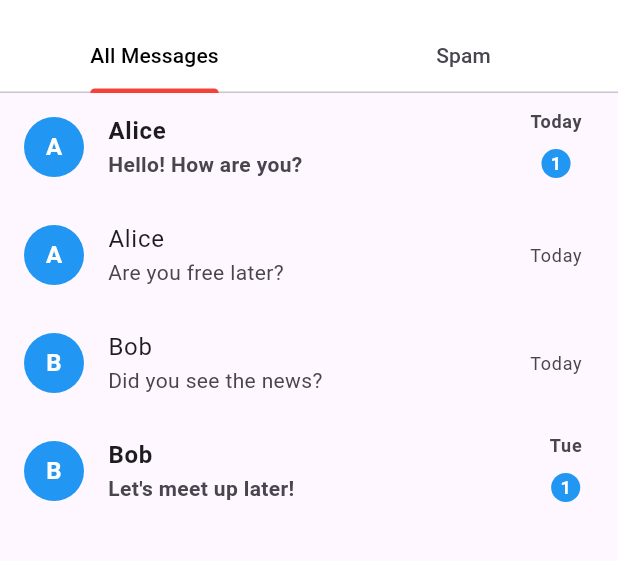
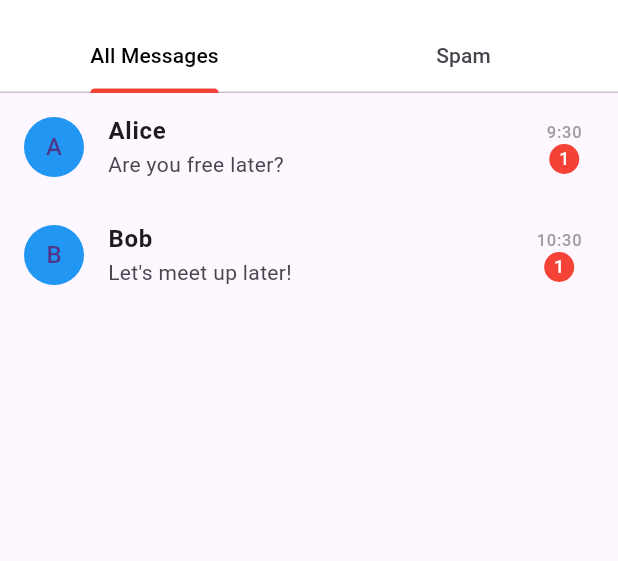
Before and after one commit to joreiruu/scamba, a Flutter app: the screen it shows after launch, on a phone screen of 412 x 824 dp, the part 63-624 px from its top. Run offline on Flutter 3.47's test engine with Material 3 defaults, Android fonts, the phone set to English and light mode, and no system bars; our stand-ins replace shared_preferences; project files that could hold a hidden picture were left out.

Commit message:
home_screen.dart

```diff
--- a/lib/screens/home_screen.dart
+++ b/lib/screens/home_screen.dart
@@ -1,6 +1,5 @@
 import 'package:flutter/material.dart';
 import '../widgets/hamburger_menu.dart';
-import '../widgets/message_item.dart';
 import '../models/message_model.dart';
 import '../models/conversation_model.dart' as model;
 import 'message_detail_screen.dart';
@@ -57,7 +56,7 @@ class HomeScreenState extends State<HomeScreen> with SingleTickerProviderStateMi
       appBar: AppBar(
         title: const Text(
           'SCAMBA',
-          style: TextStyle(fontWeight: FontWeight.bold, letterSpacing: 1.2),
+          style: TextStyle(fontWeight: FontWeight.w600, letterSpacing: 1.2),
         ),
         centerTitle: true,
         backgroundColor: isDarkMode ? Colors.black : Colors.white,
@@ -93,9 +92,7 @@ class HomeScreenState extends State<HomeScreen> with SingleTickerProviderStateMi
       body: TabBarView(
         controller: _tabController,
         children: [
-          _buildMessageList(
-            conversations.expand((c) => c.messages).toList(),
-          ),
+          _buildConversationList(conversations),
           _buildMessageList(
             conversations.expand((c) => c.messages).where((m) => m.isSpam).toList(),
           ),
@@ -104,74 +101,105 @@ class HomeScreenState extends State<HomeScreen> with SingleTickerProviderStateMi
     );
   }
 
-  Widget _buildMessageList(List<Message> messageList) {
+  Widget _buildConversationList(List<model.Conversation> conversationList) {
     return ListView.builder(
-      itemCount: messageList.length,
+      itemCount: conversationList.length,
       itemBuilder: (context, index) {
-        final message = messageList[index];
-        bool isSelected = selectedMessages.contains(message.id);
-        final conversation = conversations.firstWhere(
-          (c) => c.messages.contains(message),
-          orElse: () => model.Conversation(id: -1, sender: "", messages: []),
-        );
+        final conversation = conversationList[index];
+        final lastMessage = conversation.messages.isNotEmpty
+            ? conversation.messages.last
+            : null;
 
         return Dismissible(
-          key: Key(message.id.toString()),
-          background: _swipeBackground(Colors.blue, Icons.archive, Alignment.centerLeft),
+          key: ValueKey(conversation.id),
+          background: _swipeBackground(Colors.green, Icons.archive, Alignment.centerLeft),
           secondaryBackground: _swipeBackground(Colors.red, Icons.delete, Alignment.centerRight),
           onDismissed: (direction) {
             setState(() {
-              if (direction == DismissDirection.endToStart) {
-                conversation.messages.removeWhere((m) => m.id == message.id);
-              }
+              conversations.removeAt(index);
             });
           },
-          child: GestureDetector(
-            onLongPress: () => _toggleSelection(message.id),
-            child: MessageItem(
-              message: message,
-              conversation: conversation,
-              isSelected: isSelected,
+          child: ListTile(
+            leading: CircleAvatar(
+              backgroundColor: Colors.blue,
+              child: Text(conversation.sender[0].toUpperCase()),
+            ),
+            title: Text(
+              conversation.sender,
+              style: TextStyle(fontWeight: conversation.unreadCount > 0 ? FontWeight.bold : FontWeight.normal),
+            ),
+            subtitle: lastMessage != null
+                ? Text(
+                    lastMessage.content,
+                    maxLines: 1,
+                    overflow: TextOverflow.ellipsis,
+                  )
+                : Text("No messages"),
+            trailing: Column(
+              mainAxisAlignment: MainAxisAlignment.center,
+              children: [
+                if (lastMessage != null)
+                  Text(
+                    "${lastMessage.timestamp.hour}:${lastMessage.timestamp.minute}",
+                    style: TextStyle(color: Colors.grey),
+                  ),
+                if (conversation.unreadCount > 0)
+                  CircleAvatar(
+                    backgroundColor: Colors.red,
+                    radius: 10,
+                    child: Text(
+                      conversation.unreadCount.toString(),
+                      style: TextStyle(color: Colors.white, fontSize: 12),
+                    ),
+                  ),
+              ],
+            ),
             onTap: () {
-  if (selectionMode) {
-    _toggleSelection(message.id);
-  } else {
+              _markMessageAsRead(conversation.messages.last, conversation.messages);
               Navigator.push(
                 context,
                 MaterialPageRoute(
-      builder: (context) => MessageDetailScreen(
-        message: message,
-        onMessageRead: (msg) => _markMessageAsRead(msg, conversation),  // Add this line
-        ),
+                  builder: (context) => MessageDetailScreen(conversation: conversation),
                 ),
               );
-  }
             },
-              onMessageRead: (Message msg) {
-                _markMessageAsRead(msg, conversation);
-              },
-            ),
+            onLongPress: () => _toggleSelection(conversation.id),
           ),
         );
       },
     );
   }
 
-  void _markMessageAsRead(Message message, model.Conversation conversation) {
+  void _markMessageAsRead(Message message, List<Message> messages) {
   setState(() {
-      Message updatedMessage = message.copyWith(isRead: true);
-      conversations = conversations.map((c) {
-        if (c.id == conversation.id) {
-          return model.Conversation(
-            id: c.id,
-            sender: c.sender,
-            messages: c.messages.map((m) => m.id == message.id ? updatedMessage : m).toList(),
+    for (var i = 0; i < conversations.length; i++) {
+      if (conversations[i].sender == message.sender) {
+        // ✅ Replace each message with an updated copy where isRead = true
+        conversations[i] = conversations[i].copyWith(
+          messages: conversations[i].messages.map((m) {
+            return m.copyWith(isRead: true);
+          }).toList(),
+        );
+        break;
+      }
+    }
+  });
+}
+
+Widget _buildMessageList(List<Message> messages) {
+  return ListView.builder(
+    itemCount: messages.length,
+    itemBuilder: (context, index) {
+      final message = messages[index];
+      return ListTile(
+        title: Text(message.content),
+        subtitle: Text(message.timestamp.toString()),
+        leading: Icon(message.isSpam ? Icons.warning : Icons.message),
+      );
+    },
   );
 }
-        return c;
-      }).toList();
-    });
-  }
+
 
   Widget _swipeBackground(Color color, IconData icon, Alignment alignment) {
     return Container(
@@ -202,9 +230,7 @@ class HomeScreenState extends State<HomeScreen> with SingleTickerProviderStateMi
 
   void _deleteSelected() {
     setState(() {
-      for (var conversation in conversations) {
-        conversation.messages.removeWhere((m) => selectedMessages.contains(m.id));
-      }
+      conversations.removeWhere((conversation) => selectedMessages.contains(conversation.id));
       selectedMessages.clear();
       selectionMode = false;
     });
```
Lines whose indentation alone changed are shown as unchanged.
